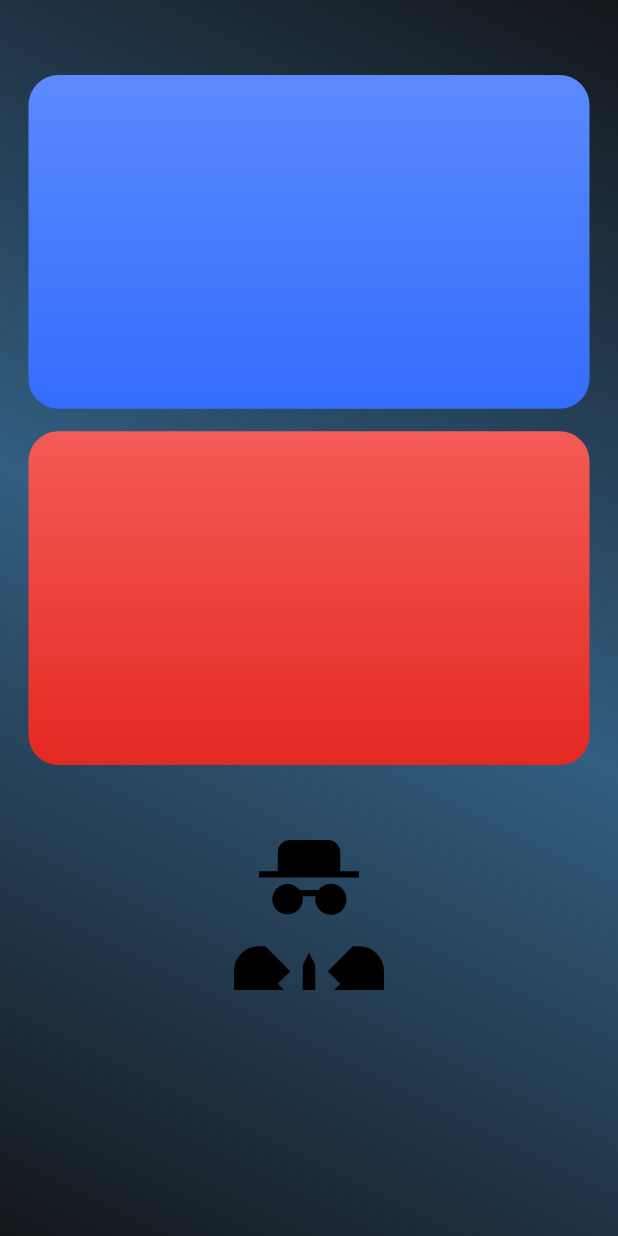
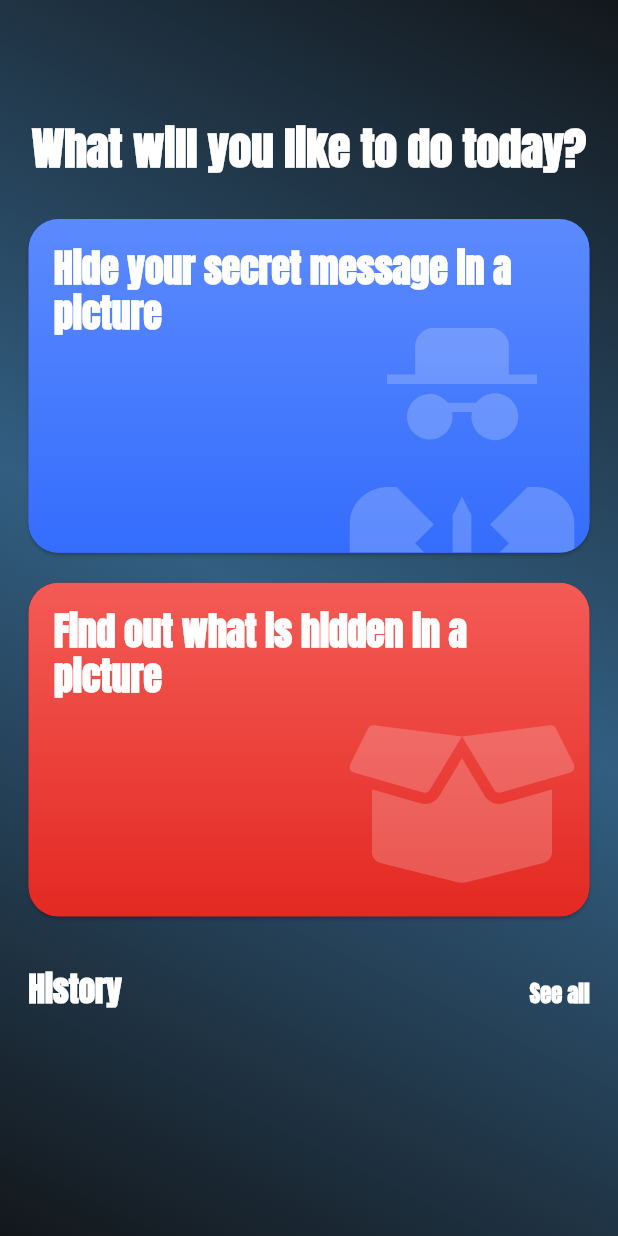
Before and after one commit to emeleonufavour/hide-me, a Flutter app: the screen it shows after launch, on a phone screen of 412 x 824 dp. Run offline on Flutter 3.47's test engine with Material 3 defaults, Android fonts, the phone set to English and light mode, and no system bars; drawn by our look-alikes of flutter_animate; our stand-ins replace flutter_svg, hex, lottie; missing offline and left inert: cryptography, image_size_getter.

Commit message:
Completed HomePage UI

```diff
--- /dev/null
+++ b/lib/ui/views/hide_message/hide_message_screen.dart
@@ -0,0 +1,47 @@
+import 'package:flutter/material.dart';
+import 'package:flutter/widgets.dart';
+import 'package:flutter_svg/svg.dart';
+import 'package:hide_me/ui/widgets/text_widget.dart';
+
+class HideMessageScreen extends StatelessWidget {
+  const HideMessageScreen({super.key});
+
+  @override
+  Widget build(BuildContext context) {
+    final Size size = MediaQuery.sizeOf(context);
+    return Scaffold(
+      body: Container(
+        width: double.maxFinite,
+        decoration: const BoxDecoration(
+          gradient: LinearGradient(
+            tileMode: TileMode.decal,
+            begin: Alignment.topRight,
+            end: Alignment.bottomLeft,
+            colors: [Color(0xff5c8afd), Color(0xff346dfd)],
+          ),
+        ),
+        child: Padding(
+          padding: const EdgeInsets.symmetric(horizontal: 15),
+          child: Column(children: [
+            const SizedBox(
+              height: 60,
+            ),
+            Container(
+              width: double.maxFinite,
+              height: size.height * 0.4,
+              decoration: BoxDecoration(
+                color: Colors.white.withOpacity(0.1),
+                borderRadius: BorderRadius.circular(20),
+              ),
+              child: Center(
+                child: Column(
+                  children: [SvgPicture.asset("assets/svg/upload.svg")],
+                ),
+              ),
+            ),
+          ]),
+        ),
+      ),
+    );
+  }
+}
--- a/lib/ui/views/home/home.dart
+++ b/lib/ui/views/home/home.dart
@@ -1,10 +1,24 @@
 import 'package:flutter/material.dart';
-import 'package:flutter_svg/svg.dart';
+import 'package:flutter_animate/flutter_animate.dart';
+import 'package:hide_me/ui/views/home/home_page_content.dart';
 
-import '../../widgets/text_widget.dart';
+class MyHomePage extends StatefulWidget {
+  const MyHomePage({super.key});
 
-class MyHomePage extends StatelessWidget {
-  const MyHomePage({super.key});
+  @override
+  State<MyHomePage> createState() => _MyHomePageState();
+}
+
+class _MyHomePageState extends State<MyHomePage> {
+  final List<Widget> _animatedHomePageContent = [];
+
+  @override
+  void initState() {
+    super.initState();
+    for (final widget in homePageContent) {
+      _animatedHomePageContent.add(widget);
+    }
+  }
 
   @override
   Widget build(BuildContext context) {
@@ -26,66 +40,23 @@ class MyHomePage extends StatelessWidget {
         child: Padding(
           padding: const EdgeInsets.only(top: 50, left: 19, right: 19),
           child: Column(
-            children: [
-              const HomePageBox(
-                boxColors: [Color(0xff5c8afd), Color(0xff346dfd)],
-              ),
-              const HomePageBox(
-                boxColors: [Color(0xfff45b56), Color(0xffe32922)],
-              ),
-              SizedBox(
-                height: 35,
-              ),
-              // Row(
-              //   mainAxisAlignment: MainAxisAlignment.spaceBetween,
-              //   crossAxisAlignment: CrossAxisAlignment.end,
-              //   children: [
-              //     TextWidget(
-              //       title: "History",
-              //       textColor: Colors.white,
-              //       fontSize: 22,
-              //     ),
-              //     TextWidget(
-              //       title: "See all",
-              //       textColor: Colors.white,
-              //     ),
-              //   ],
-              // )
-              SvgPicture.asset(
-                "assets/svg/detective.svg",
-                width: 100,
-                height: 100,
-              )
-            ],
-          ),
+              children: _animatedHomePageContent
+                  .map((e) => e
+                      .animate()
+                      .slideY(
+                          begin: 0.5,
+                          duration: Duration(
+                              milliseconds: 300 *
+                                  (_animatedHomePageContent.indexOf(e) + 1)),
+                          curve: Curves.easeOut)
+                      .fadeIn(
+                          begin: 0.1,
+                          delay: Duration(
+                              milliseconds: 100 *
+                                  (_animatedHomePageContent.indexOf(e) + 1))))
+                  .toList()),
         ),
       ),
     );
   }
 }
-
-class HomePageBox extends StatelessWidget {
-  final List<Color> boxColors;
-  const HomePageBox({super.key, required this.boxColors});
-
-  @override
-  Widget build(BuildContext context) {
-    final Size size = MediaQuery.sizeOf(context);
-    return Padding(
-      padding: const EdgeInsets.only(bottom: 15.0),
-      child: Container(
-        width: double.maxFinite,
-        height: size.height * 0.27,
-        decoration: BoxDecoration(
-          borderRadius: BorderRadius.circular(20),
-          gradient: LinearGradient(
-            tileMode: TileMode.decal,
-            begin: Alignment.topCenter,
-            end: Alignment.bottomCenter,
-            colors: boxColors,
-          ),
-        ),
-      ),
-    );
-  }
-}
--- /dev/null
+++ b/lib/ui/views/home/home_page_content.dart
@@ -0,0 +1,71 @@
+import 'package:animations/animations.dart';
+import 'package:flutter/material.dart';
+import 'package:flutter_svg/flutter_svg.dart';
+import 'package:hide_me/ui/views/hide_message/hide_message_screen.dart';
+import 'package:hide_me/ui/views/see_message/see_message_screen.dart';
+
+import '../../widgets/text_widget.dart';
+import 'widgets/home_page_box.dart';
+
+List<Widget> homePageContent = [
+  const Padding(
+    padding: EdgeInsets.symmetric(vertical: 30),
+    child: TextWidget(
+      title: "What will you like to do today?",
+      textColor: Colors.white,
+      fontSize: 30,
+      textAlign: TextAlign.left,
+    ),
+  ),
+  OpenContainer(
+    transitionDuration: const Duration(milliseconds: 400),
+    transitionType: ContainerTransitionType.fade,
+    openBuilder: (context, closedContainer) => const HideMessageScreen(),
+    openColor: const Color(0xff5c8afd),
+    closedColor: const Color(0xff346dfd),
+    closedShape: const RoundedRectangleBorder(
+      borderRadius: BorderRadius.all(Radius.circular(20)),
+    ),
+    closedBuilder: (context, openBuilder) => const HomePageBox(
+      boxColors: [Color(0xff5c8afd), Color(0xff346dfd)],
+      title: "Hide your secret message in a picture",
+      svgPath: "assets/svg/detective.svg",
+    ),
+  ),
+  const SizedBox(
+    height: 20,
+  ),
+  OpenContainer(
+    transitionDuration: const Duration(milliseconds: 400),
+    transitionType: ContainerTransitionType.fade,
+    openBuilder: (context, closedContainer) => const SeeMessageScreen(),
+    openColor: const Color(0xfff45b56),
+    closedColor: const Color(0xffe32922),
+    closedShape: const RoundedRectangleBorder(
+      borderRadius: BorderRadius.all(Radius.circular(20)),
+    ),
+    closedBuilder: (context, openBuilder) => const HomePageBox(
+      boxColors: [Color(0xfff45b56), Color(0xffe32922)],
+      title: "Find out what is hidden in a picture",
+      svgPath: "assets/svg/open-box.svg",
+    ),
+  ),
+  const SizedBox(
+    height: 35,
+  ),
+  const Row(
+    mainAxisAlignment: MainAxisAlignment.spaceBetween,
+    crossAxisAlignment: CrossAxisAlignment.end,
+    children: [
+      TextWidget(
+        title: "History",
+        textColor: Colors.white,
+        fontSize: 22,
+      ),
+      TextWidget(
+        title: "See all",
+        textColor: Colors.white,
+      ),
+    ],
+  )
+];
--- /dev/null
+++ b/lib/ui/views/home/widgets/home_page_box.dart
@@ -0,0 +1,101 @@
+import 'package:flutter/material.dart';
+import 'package:flutter/services.dart';
+import 'package:flutter_svg/svg.dart';
+
+import '../../../widgets/text_widget.dart';
+
+class HomePageBox extends StatefulWidget {
+  const HomePageBox({
+    super.key,
+    this.fct,
+    required this.boxColors,
+    required this.title,
+    required this.svgPath,
+  });
+
+  final VoidCallback? fct;
+  final List<Color> boxColors;
+  final String title;
+  final String svgPath;
+
+  @override
+  State<HomePageBox> createState() => _HomeBoxState();
+}
+
+class _HomeBoxState extends State<HomePageBox>
+    with SingleTickerProviderStateMixin {
+  late AnimationController _controller;
+
+  @override
+  void initState() {
+    super.initState();
+    _controller = AnimationController(
+      duration: const Duration(milliseconds: 150),
+      vsync: this,
+    );
+  }
+
+  @override
+  void dispose() {
+    _controller.dispose();
+    super.dispose();
+  }
+
+  @override
+  Widget build(BuildContext context) {
+    final Size size = MediaQuery.sizeOf(context);
+    return GestureDetector(
+      // onTap: () {
+      //   _controller.forward();
+      //   HapticFeedback.lightImpact();
+      //   Future.delayed(const Duration(milliseconds: 200), () {
+      //     _controller.reverse();
+      //     // widget.fct!();
+      //   });
+      // },
+      child: ScaleTransition(
+        scale: Tween<double>(
+          begin: 1.0,
+          end: 0.95,
+        ).animate(_controller),
+        child: AnimatedContainer(
+          duration: const Duration(milliseconds: 200),
+          width: double.maxFinite,
+          height: size.height * 0.27,
+          padding:
+              const EdgeInsets.only(top: 17, left: 17, bottom: 0, right: 0),
+          decoration: BoxDecoration(
+            borderRadius: BorderRadius.circular(20),
+            gradient: LinearGradient(
+              tileMode: TileMode.decal,
+              begin: Alignment.topCenter,
+              end: Alignment.bottomCenter,
+              colors: widget.boxColors,
+            ),
+          ),
+          child: Stack(children: [
+            Padding(
+              padding: const EdgeInsets.only(right: 5),
+              child: TextWidget(
+                title: widget.title,
+                textColor: Colors.white,
+                fontSize: 25,
+                textAlign: TextAlign.left,
+              ),
+            ),
+            Positioned(
+              bottom: 0,
+              right: 10,
+              child: SvgPicture.asset(
+                widget.svgPath,
+                width: 150,
+                height: 150,
+                color: Colors.white.withOpacity(0.2),
+              ),
+            )
+          ]),
+        ),
+      ),
+    );
+  }
+}
--- a/lib/ui/views/onboarding/onboarding_screen.dart
+++ b/lib/ui/views/onboarding/onboarding_screen.dart
@@ -9,8 +9,8 @@ import '../route_example.dart';
 import 'pages.dart';
 import 'widget/onboarding_page.dart';
 
-class OnboardingExample extends StatelessWidget {
-  const OnboardingExample({super.key});
+class OnboardingScreen extends StatelessWidget {
+  const OnboardingScreen({super.key});
 
   @override
   Widget build(BuildContext context) {
--- /dev/null
+++ b/lib/ui/views/see_message/see_message_screen.dart
@@ -0,0 +1,28 @@
+import 'package:flutter/material.dart';
+
+import '../../widgets/text_widget.dart';
+
+class SeeMessageScreen extends StatelessWidget {
+  const SeeMessageScreen({super.key});
+
+  @override
+  Widget build(BuildContext context) {
+    return Scaffold(
+      body: Container(
+        width: double.maxFinite,
+        decoration: const BoxDecoration(
+          gradient: LinearGradient(
+            tileMode: TileMode.decal,
+            begin: Alignment.topRight,
+            end: Alignment.bottomLeft,
+            colors: [Color(0xfff45b56), Color(0xffe32922)],
+          ),
+        ),
+        child: const Padding(
+          padding: EdgeInsets.symmetric(horizontal: 15),
+          child: Column(children: [TextWidget(title: "Woah")]),
+        ),
+      ),
+    );
+  }
+}
--- a/lib/ui/widgets/text_widget.dart
+++ b/lib/ui/widgets/text_widget.dart
@@ -1,15 +1,15 @@
 import 'package:flutter/material.dart';
 
 class TextWidget extends StatelessWidget {
-  const TextWidget({
-    super.key,
+  const TextWidget(
+      {super.key,
       required this.title,
       this.style,
       this.textColor,
       this.fontWeight,
       this.fontFamily,
       this.fontSize,
-  });
+      this.textAlign});
 
   final String title;
   final TextStyle? style;
@@ -17,6 +17,7 @@ class TextWidget extends StatelessWidget {
   final FontWeight? fontWeight;
   final String? fontFamily;
   final double? fontSize;
+  final TextAlign? textAlign;
 
   @override
   Widget build(BuildContext context) {
@@ -31,7 +32,7 @@ class TextWidget extends StatelessWidget {
             fontSize: fontSize ?? 15,
             height: 1.2,
           ),
-      textAlign: TextAlign.center,
+      textAlign: textAlign ?? TextAlign.center,
     );
   }
 }
--- a/pubspec.yaml
+++ b/pubspec.yaml
@@ -42,6 +42,8 @@ dependencies:
   flutter_image_compress: ^2.3.0
   lottie: ^3.1.2
   flutter_svg: ^2.0.10+1
+  flutter_animate: ^4.5.0
+  animations: ^2.0.11
 
 dev_dependencies:
   flutter_test:
```
Also changed, not shown: assets/svg/open-box.svg (added), assets/svg/upload.svg (added), pubspec.lock. Lines whose indentation alone changed are shown as unchanged.
